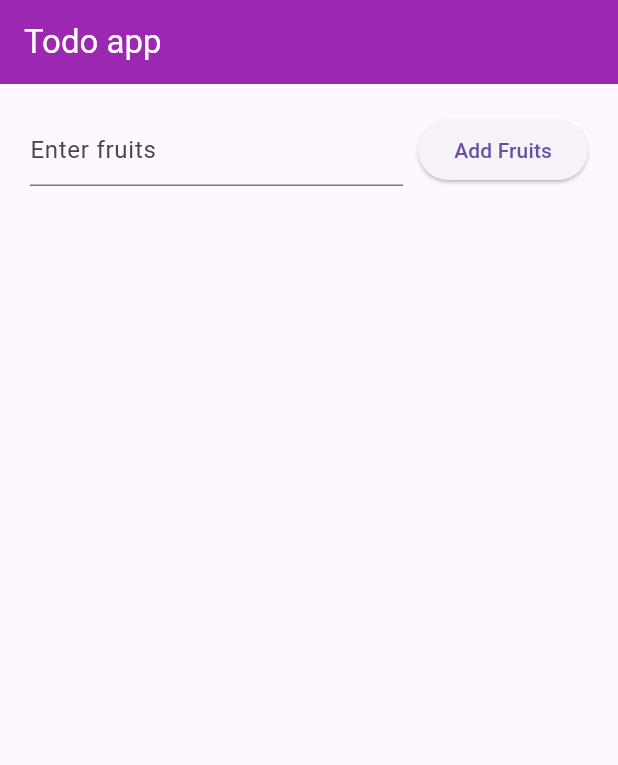
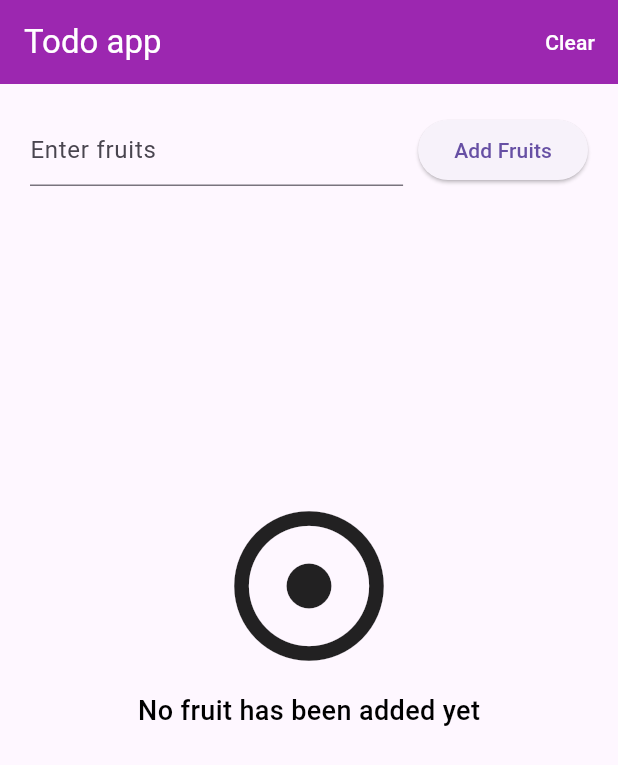
Before and after one commit to Cherif32/Flutter-Lesson, a Flutter app: the screen it shows after launch, on a phone screen of 412 x 824 dp. Shown: the top 765 px of the screen. Run offline on Flutter 3.47's test engine with Material 3 defaults, Android fonts, the phone set to English and light mode, and no system bars; our stand-ins replace carousel_slider.

Commit message:
Set state management completed

```diff
--- a/state_management/lib/screens/todo_app.dart
+++ b/state_management/lib/screens/todo_app.dart
@@ -11,6 +11,8 @@ class _TodoAppState extends State<TodoApp> {
   List<String> fruits = [];
 
   final TextEditingController fruitsController = TextEditingController();
+
+  bool isLoading = false;
 
   void addFruits() {
     String fruit = fruitsController.text.trim();
@@ -27,14 +29,39 @@ class _TodoAppState extends State<TodoApp> {
     fruitsController.clear();
   }
 
+void deleteFruit(int index) async {
+  setState(() {
+    isLoading = true;
+  });
+  await Future.delayed(Duration(seconds: 1));
+  setState(() {
+    isLoading = false;
+    fruits.removeAt(index);
+  });
+}
+
+  void clearAll() {
+    setState(() {
+      fruits.clear();
+    });
+  }
+
   @override
   Widget build(BuildContext context) {
     return Scaffold(
       appBar: AppBar(
         title: Text('Todo app', style: TextStyle(color: Colors.white)),
         backgroundColor: Colors.purple,
+        actions: [
+          TextButton(
+            onPressed: clearAll,
+            child: Text("Clear", style: TextStyle(color: Colors.white)),
           ),
-      body: Center(
+        ],
+      ),
+      body: Stack(
+        children: [
+          Center(
             child: Padding(
               padding: const EdgeInsets.symmetric(horizontal: 20),
               child: Column(
@@ -60,17 +87,78 @@ class _TodoAppState extends State<TodoApp> {
 
                   SizedBox(height: 20),
 
-              Expanded(
+                  fruits.isEmpty
+                      ? Container(
+                          margin: EdgeInsets.only(top: 100),
+                          height: MediaQuery.of(context).size.height * 0.4,
+                          width: MediaQuery.of(context).size.width,
+                          child: Column(
+                            mainAxisAlignment: MainAxisAlignment.center,
+                            children: [
+                              Icon(Icons.adjust_sharp, size: 120),
+                              SizedBox(height: 10),
+                              Text(
+                                "No fruit has been added yet",
+                                style: TextStyle(
+                                  color: Colors.black,
+                                  fontSize: 18,
+                                  fontWeight: FontWeight.w500,
+                                ),
+                              ),
+                            ],
+                          ),
+                        )
+                      : Expanded(
                           child: ListView.builder(
+                            padding: EdgeInsets.only(top: 20),
                             itemCount: fruits.length,
                             itemBuilder: (context, index) {
                               final myFruit = fruits[index];
-                    return Text(
+                              return Container(
+                                padding: EdgeInsets.symmetric(
+                                  horizontal: 10,
+                                  vertical: 12,
+                                ),
+                                margin: EdgeInsets.only(bottom: 10),
+                                decoration: BoxDecoration(
+                                  color: Colors.purple,
+                                  borderRadius: BorderRadius.circular(6),
+                                ),
+                                child: Column(
+                                  children: [
+                                    Align(
+                                      alignment: AlignmentGeometry.centerLeft,
+                                      child: Text(
                                         myFruit,
                                         style: TextStyle(
-                        fontSize: 16,
+                                          fontSize: 18,
                                           fontWeight: FontWeight.bold,
-                        color: Colors.black,
+                                          color: Colors.white,
+                                        ),
+                                      ),
+                                    ),
+                                    SizedBox(height: 20),
+                                    Align(
+                                      alignment: AlignmentGeometry.centerRight,
+                                      child: InkWell(
+                                        onTap: () {
+                                          deleteFruit(index);
+                                        },
+                                        child: Container(
+                                          height: 40,
+                                          width: 80,
+                                          decoration: BoxDecoration(
+                                            color: Colors.white,
+                                            borderRadius: BorderRadius.circular(50),
+                                          ),
+                                          child: Icon(
+                                                  Icons.delete,
+                                                  color: Colors.red,
+                                                ),
+                                        ),
+                                      ),
+                                    ),
+                                  ],
                                 ),
                               );
                             },
@@ -80,6 +168,11 @@ class _TodoAppState extends State<TodoApp> {
               ),
             ),
           ),
+           isLoading == true
+                                          ? Center(child: CircularProgressIndicator())
+                                          : SizedBox.shrink()
+        ],
+      ),
     );
   }
 }
```
Lines whose indentation alone changed are shown as unchanged.
